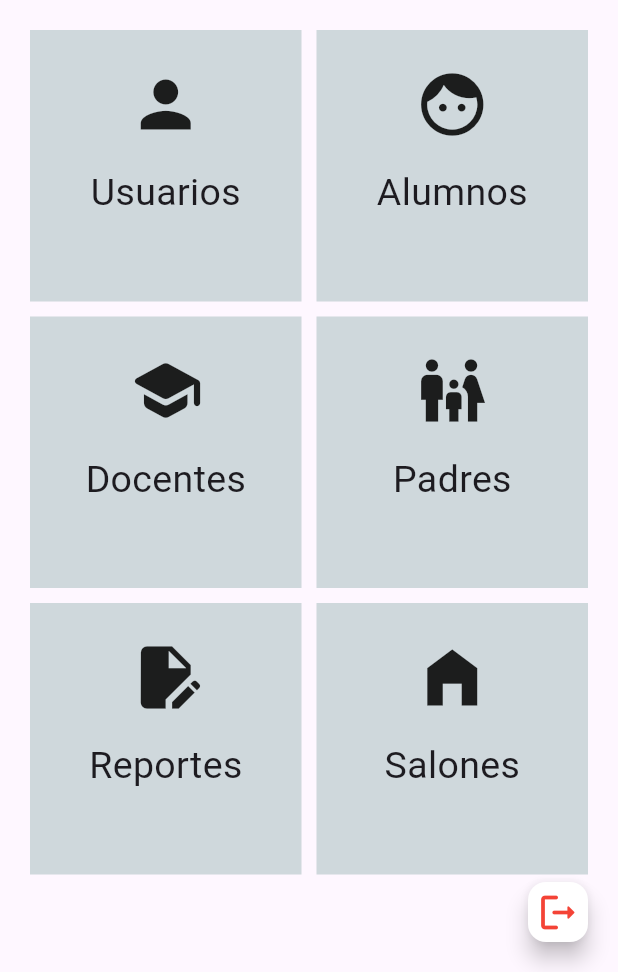
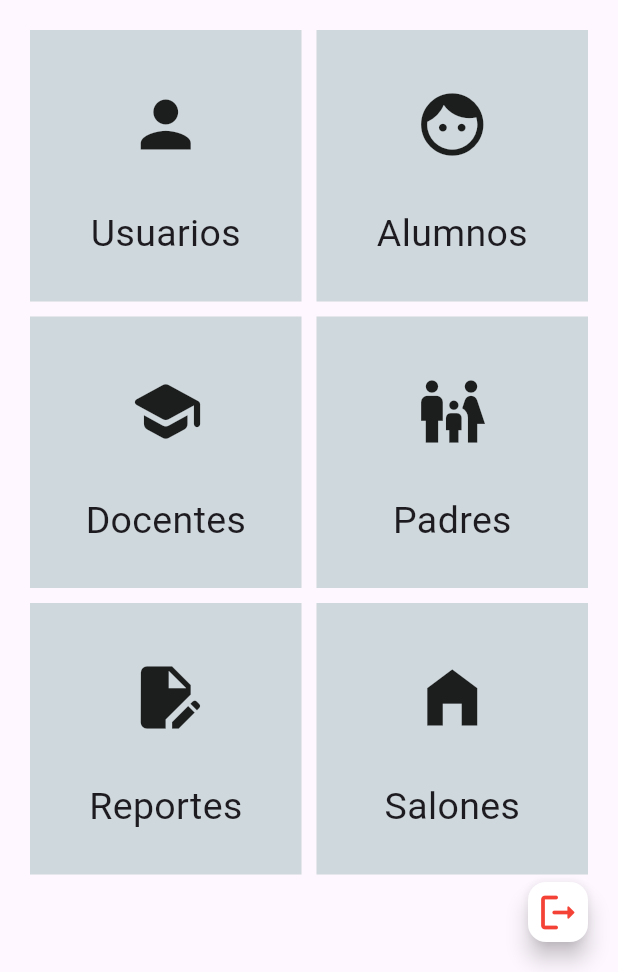
Before and after one commit to AlfredL24/gerep, a Flutter app: the MainScreenView screen opened by its route, on a phone screen of 412 x 824 dp, the part 264-1236 px from its top. Run offline on Flutter 3.47's test engine with Material 3 defaults, Android fonts, the phone set to English and light mode, and no system bars.

Commit message:
ceacion de carpeta con modulos para insertar usuarios
# Conflicts:
#	lib/main_screen_view.dart

```diff
--- a/lib/main.dart
+++ b/lib/main.dart
@@ -1,12 +1,12 @@
 import 'package:flutter/material.dart';
-import 'package:gerep/modulo_usuarios.dart';
+import 'package:gerep/usuarios/modulo_usuarios.dart';
 import 'welcome_view.dart';
 import 'login_view.dart';
 import 'forgot_password_view.dart';
 import 'reset_credentials_view.dart';
 import 'main_screen_view.dart';
 import 'splash_screen.dart';
-import 'modulo_usuarios.dart';
+import 'usuarios/modulo_usuarios.dart';
 import 'alumnos/modulo_alumnos.dart';
 
 void main() {
@@ -27,7 +27,7 @@ class MyApp extends StatelessWidget {
         '/forgotPassword': (context) => ForgotPasswordView(),
         '/resetCredentials': (context) => ResetCredentialsView(),
         '/mainScreen': (context) => MainScreenView(),
-        '/moduloUsuarios': (context) => ModuloUsuarios(),
+        '/moduloUsuarios': (context) => ModuloUsuario(),
         '/moduloAlumnos': (context) => ModuloAlumnos(),
       },
     );
--- a/lib/main_screen_view.dart
+++ b/lib/main_screen_view.dart
@@ -1,4 +1,8 @@
 import 'package:flutter/material.dart';
+import 'package:path/path.dart';
+import 'login_view.dart';
+import 'main.dart';
+import 'usuarios/modulo_usuarios.dart';
 
 class MainScreenView extends StatelessWidget {
   void _irModuloUsuarios(BuildContext context) {
@@ -40,10 +44,7 @@ class MainScreenView extends StatelessWidget {
           SizedBox(height: 20),
           Image.asset('assets/logo_gerep.png', height: 100),
           Expanded(
-            child: SingleChildScrollView(
             child: GridView.count(
-                shrinkWrap: true,
-                physics: NeverScrollableScrollPhysics(),
               primary: false,
               padding: const EdgeInsets.all(20),
               crossAxisSpacing: 10,
@@ -57,15 +58,10 @@ class MainScreenView extends StatelessWidget {
                     color: Colors.blueGrey[100],
                     child: Column(
                       children: [
-                          SizedBox(
-                              height:
-                                  MediaQuery.of(context).size.height * 0.02),
+                        SizedBox(height: 30),
                         Icon(Icons.person, size: 50),
-                          SizedBox(
-                              height:
-                                  MediaQuery.of(context).size.height * 0.02),
-                          const Text('Usuarios',
-                              style: TextStyle(fontSize: 25)),
+                        SizedBox(height: 30),
+                        const Text('Usuarios', style: TextStyle(fontSize: 25)),
                       ],
                     ),
                   ),
@@ -77,13 +73,9 @@ class MainScreenView extends StatelessWidget {
                     color: Colors.blueGrey[100],
                     child: Column(
                       children: [
-                          SizedBox(
-                              height:
-                                  MediaQuery.of(context).size.height * 0.02),
+                        SizedBox(height: 30),
                         Icon(Icons.face_sharp, size: 50),
-                          SizedBox(
-                              height:
-                                  MediaQuery.of(context).size.height * 0.02),
+                        SizedBox(height: 30),
                         Text('Alumnos', style: TextStyle(fontSize: 25)),
                       ],
                     ),
@@ -96,15 +88,10 @@ class MainScreenView extends StatelessWidget {
                     color: Colors.blueGrey[100],
                     child: Column(
                       children: [
-                          SizedBox(
-                              height:
-                                  MediaQuery.of(context).size.height * 0.02),
+                        SizedBox(height: 30),
                         Icon(Icons.school_rounded, size: 50),
-                          SizedBox(
-                              height:
-                                  MediaQuery.of(context).size.height * 0.02),
-                          const Text('Docentes',
-                              style: TextStyle(fontSize: 25)),
+                        SizedBox(height: 30),
+                        const Text('Docentes', style: TextStyle(fontSize: 25)),
                       ],
                     ),
                   ),
@@ -116,13 +103,9 @@ class MainScreenView extends StatelessWidget {
                     color: Colors.blueGrey[100],
                     child: Column(
                       children: [
-                          SizedBox(
-                              height:
-                                  MediaQuery.of(context).size.height * 0.02),
+                        SizedBox(height: 30),
                         Icon(Icons.family_restroom, size: 50),
-                          SizedBox(
-                              height:
-                                  MediaQuery.of(context).size.height * 0.02),
+                        SizedBox(height: 30),
                         const Text('Padres', style: TextStyle(fontSize: 25)),
                       ],
                     ),
@@ -135,15 +118,10 @@ class MainScreenView extends StatelessWidget {
                     color: Colors.blueGrey[100],
                     child: Column(
                       children: [
-                          SizedBox(
-                              height:
-                                  MediaQuery.of(context).size.height * 0.02),
+                        SizedBox(height: 30),
                         Icon(Icons.edit_document, size: 50),
-                          SizedBox(
-                              height:
-                                  MediaQuery.of(context).size.height * 0.02),
-                          const Text('Reportes',
-                              style: TextStyle(fontSize: 25)),
+                        SizedBox(height: 30),
+                        const Text('Reportes', style: TextStyle(fontSize: 25)),
                       ],
                     ),
                   ),
@@ -155,20 +133,15 @@ class MainScreenView extends StatelessWidget {
                     color: Colors.blueGrey[100],
                     child: Column(
                       children: [
-                          SizedBox(
-                              height:
-                                  MediaQuery.of(context).size.height * 0.02),
+                        SizedBox(height: 30),
                         Icon(Icons.home_filled, size: 50),
-                          SizedBox(
-                              height:
-                                  MediaQuery.of(context).size.height * 0.02),
+                        SizedBox(height: 30),
                         const Text('Salones', style: TextStyle(fontSize: 25)),
                       ],
                     ),
                   ),
                 ),
               ],
-              ),
             ),
           ),
         ],
--- a/lib/splash_screen.dart
+++ b/lib/splash_screen.dart
@@ -38,7 +38,7 @@ class _SplashScreenState extends State<SplashScreen> {
     return Scaffold(
       body: Stack(
         children: [
-          // Imagen de fondo que cubre toda la pantalla
+          // Imagen de fondo que cubre toda la pantall  a
           Positioned.fill(
             child: Image.asset(
               'assets/splas_screen.png',
```
Also changed, not shown: lib/modulo_usuarios.dart (deleted, +0 -149 lines), lib/usuarios/modulo_usuario_actualizar.dart (added, +36 -0 lines), lib/usuarios/modulo_usuario_crear.dart (added, +80 -0 lines), lib/usuarios/modulo_usuario_form.dart (added, +130 -0 lines), lib/usuarios/modulo_usuarios.dart (added, +164 -0 lines), 4 other files. Lines whose indentation alone changed are shown as unchanged.
